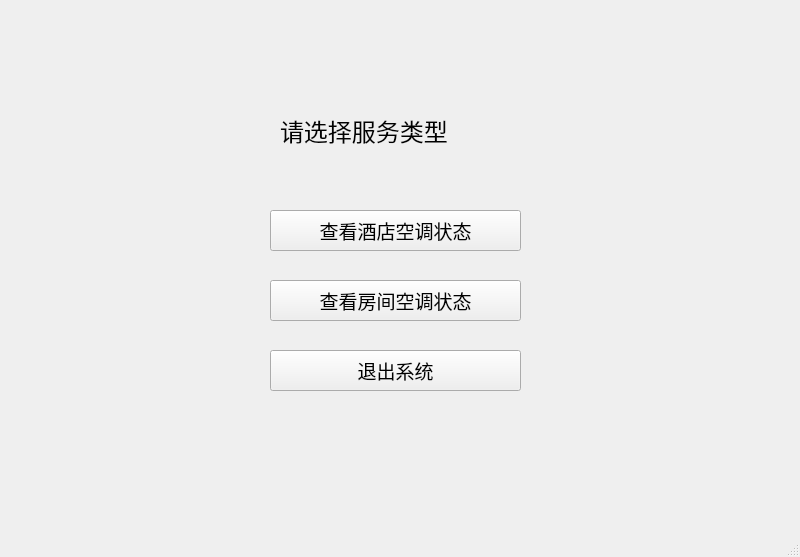
First picture: the form in admin_select.ui, repository hrsoup/Air_Condition_System, before the edit.
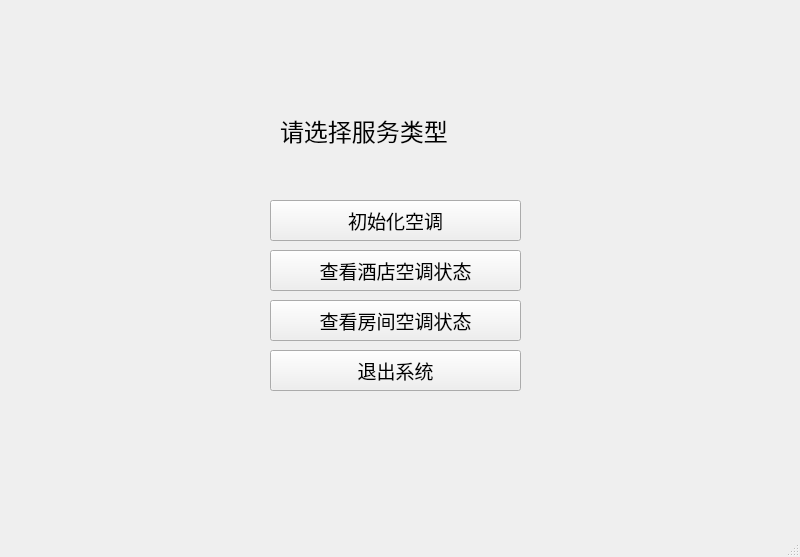
Second picture: the form after the edit.

Commit message: 用户用例，空调管理员用例基本实现

What changed in the file:
```diff
--- a/admin_select.ui
+++ b/admin_select.ui
@@ -37,7 +37,7 @@
     <property name="geometry">
      <rect>
       <x>270</x>
-      <y>210</y>
+      <y>250</y>
       <width>251</width>
       <height>41</height>
      </rect>
@@ -56,7 +56,7 @@
     <property name="geometry">
      <rect>
       <x>270</x>
-      <y>280</y>
+      <y>300</y>
       <width>251</width>
       <height>41</height>
      </rect>
@@ -90,6 +90,25 @@
      <string>退出系统</string>
     </property>
    </widget>
+   <widget class="QPushButton" name="initair">
+    <property name="geometry">
+     <rect>
+      <x>270</x>
+      <y>200</y>
+      <width>251</width>
+      <height>41</height>
+     </rect>
+    </property>
+    <property name="font">
+     <font>
+      <family>微软雅黑 Light</family>
+      <pointsize>14</pointsize>
+     </font>
+    </property>
+    <property name="text">
+     <string>初始化空调</string>
+    </property>
+   </widget>
   </widget>
   <widget class="QMenuBar" name="menubar">
    <property name="geometry">
```
The commit also changes 11 other files.
